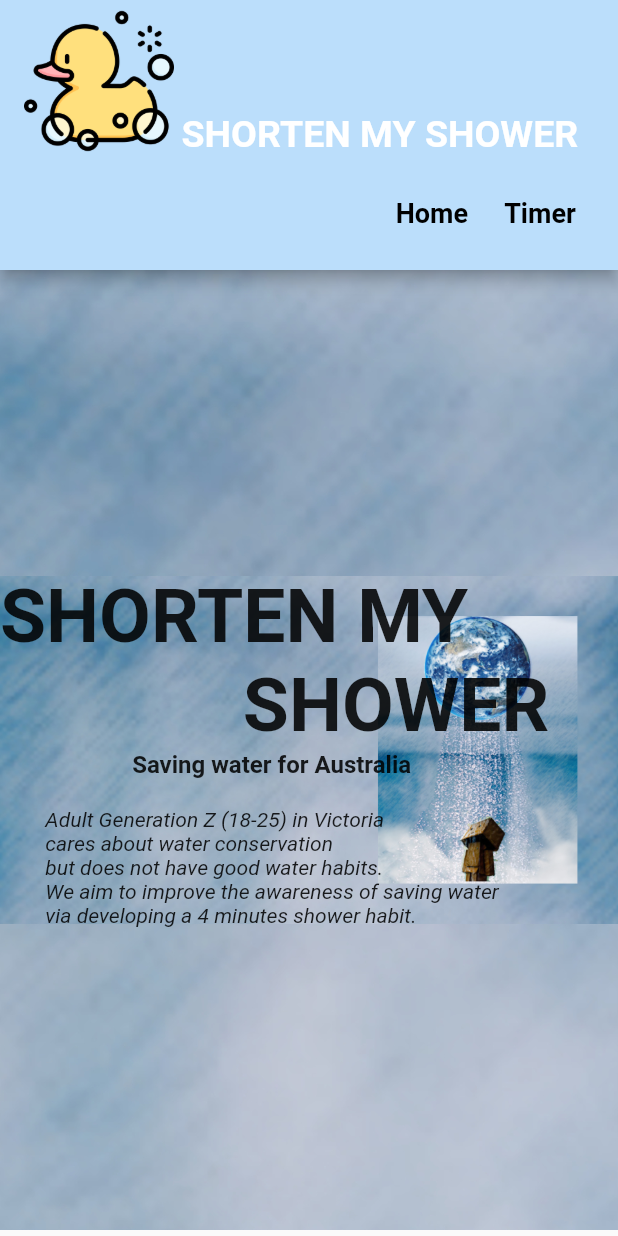
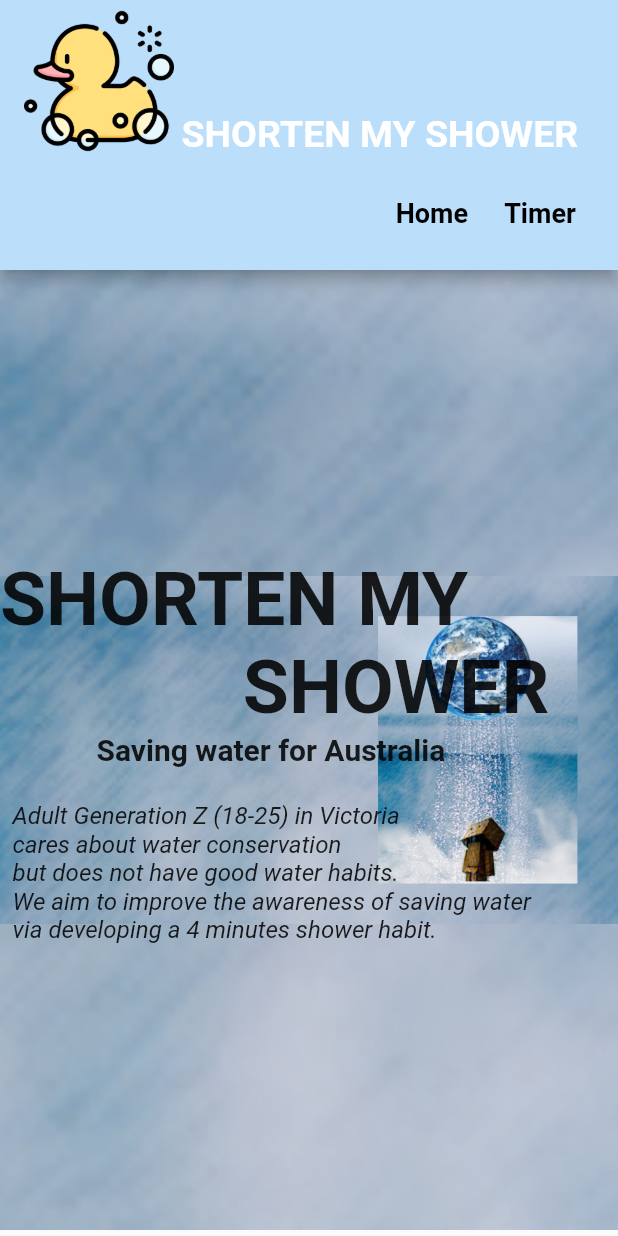
Before and after one commit to kkwu314/TP17_ShortenMyShower, a Flutter app: the LandingPage screen opened directly, on a phone screen of 412 x 824 dp. Run offline on Flutter 3.47's test engine with Material 2 defaults, Android fonts, the phone set to English and light mode, and no system bars.

Commit message:
larger font size

```diff
--- a/lib/main.dart
+++ b/lib/main.dart
@@ -176,11 +176,12 @@ class LandingPage extends StatelessWidget {
                               Text(
                                 "Saving water for Australia \n ",
                                 style: TextStyle(
-                                    fontSize: 16, fontWeight: FontWeight.bold),
+                                    fontSize: 20, fontWeight: FontWeight.bold),
                               ),
                               Text(
                                 "Adult Generation Z (18-25) in Victoria \ncares about water conservation \nbut does not have good water habits. \nWe aim to improve the awareness of saving water \nvia developing a 4 minutes shower habit. ",
                                 style: TextStyle(
+                                    fontSize: 16,
                                     fontStyle: FontStyle.italic,
                                     color: Colors.black87),
                               ),
```
